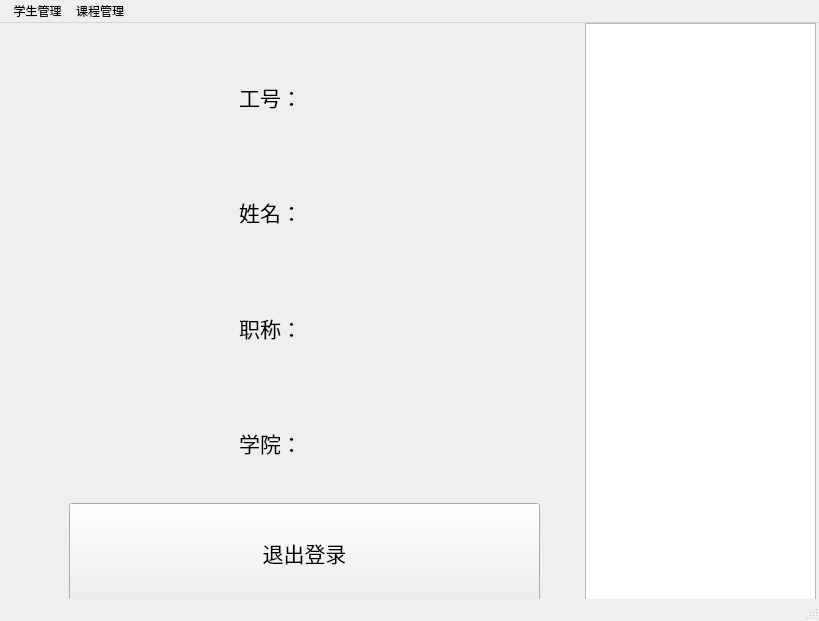
Qt form teacherinfowindow.ui (zihang0403/EduManagement) before a commit.
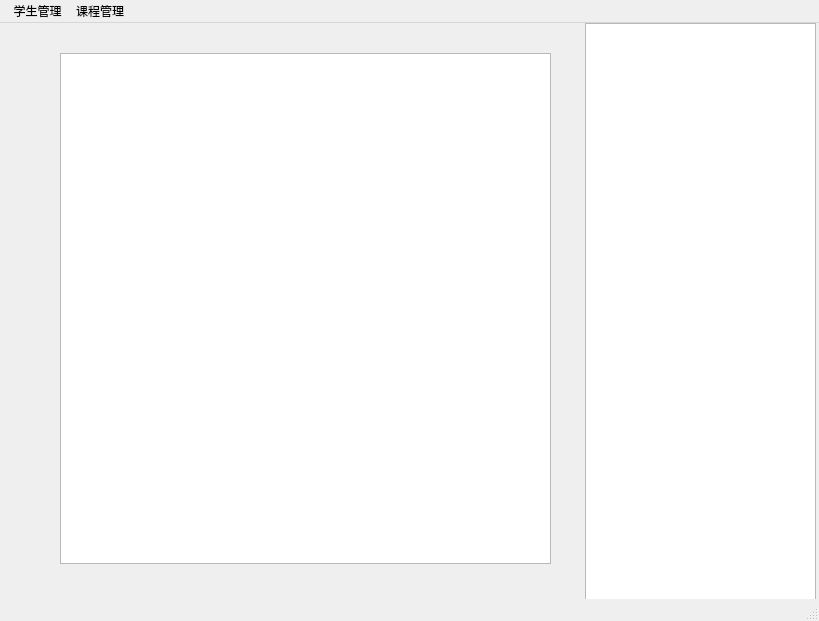
The same form after that commit.

Patch:
```diff
--- a/teacherinfowindow.ui
+++ b/teacherinfowindow.ui
@@ -24,7 +24,7 @@
      </rect>
     </property>
     <property name="currentIndex">
-     <number>0</number>
+     <number>3</number>
     </property>
     <widget class="QWidget" name="page">
      <widget class="QWidget" name="verticalLayoutWidget">
@@ -203,6 +203,37 @@
         <width>500</width>
         <height>500</height>
        </rect>
+      </property>
+      <property name="font">
+       <font>
+        <pointsize>10</pointsize>
+       </font>
+      </property>
+      <property name="editTriggers">
+       <set>QAbstractItemView::NoEditTriggers</set>
+      </property>
+     </widget>
+    </widget>
+    <widget class="QWidget" name="page_4">
+     <widget class="QTableWidget" name="coursetimetable">
+      <property name="enabled">
+       <bool>true</bool>
+      </property>
+      <property name="geometry">
+       <rect>
+        <x>0</x>
+        <y>30</y>
+        <width>491</width>
+        <height>511</height>
+       </rect>
+      </property>
+      <property name="font">
+       <font>
+        <pointsize>10</pointsize>
+       </font>
+      </property>
+      <property name="editTriggers">
+       <set>QAbstractItemView::NoEditTriggers</set>
       </property>
      </widget>
     </widget>
```
Left out of the diff: 14 changed lines with no effect on the pictures.
